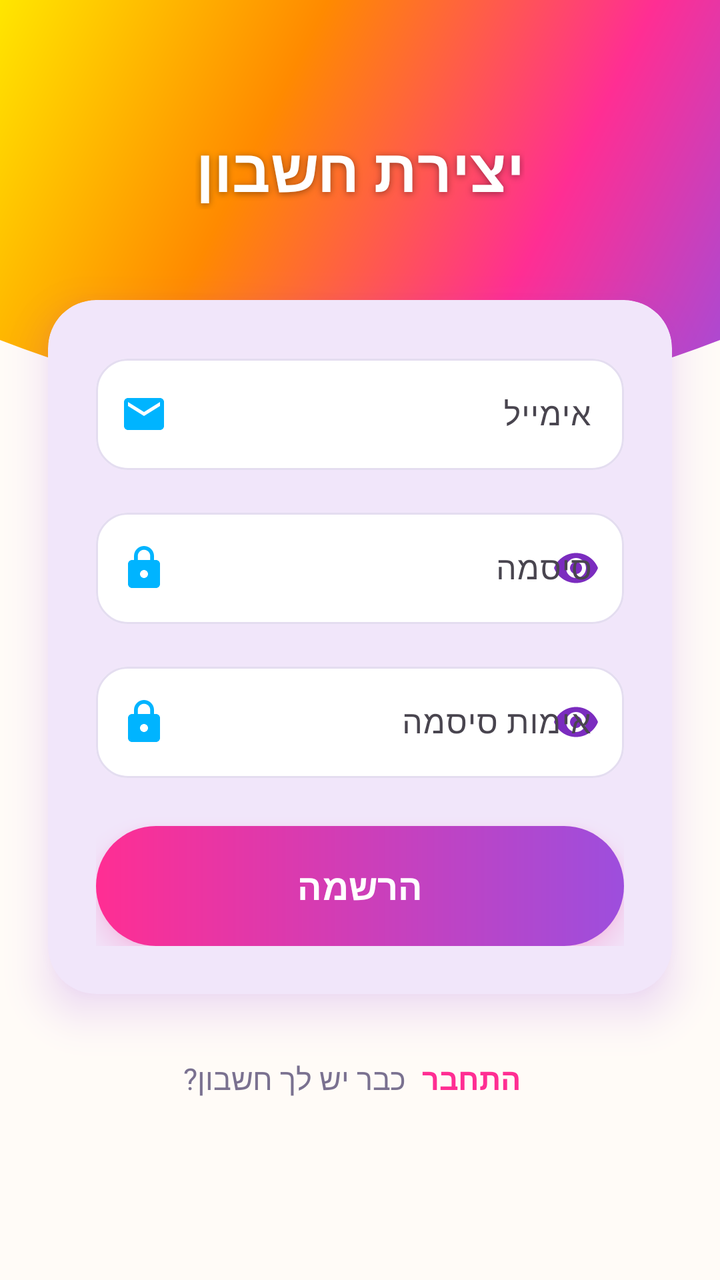
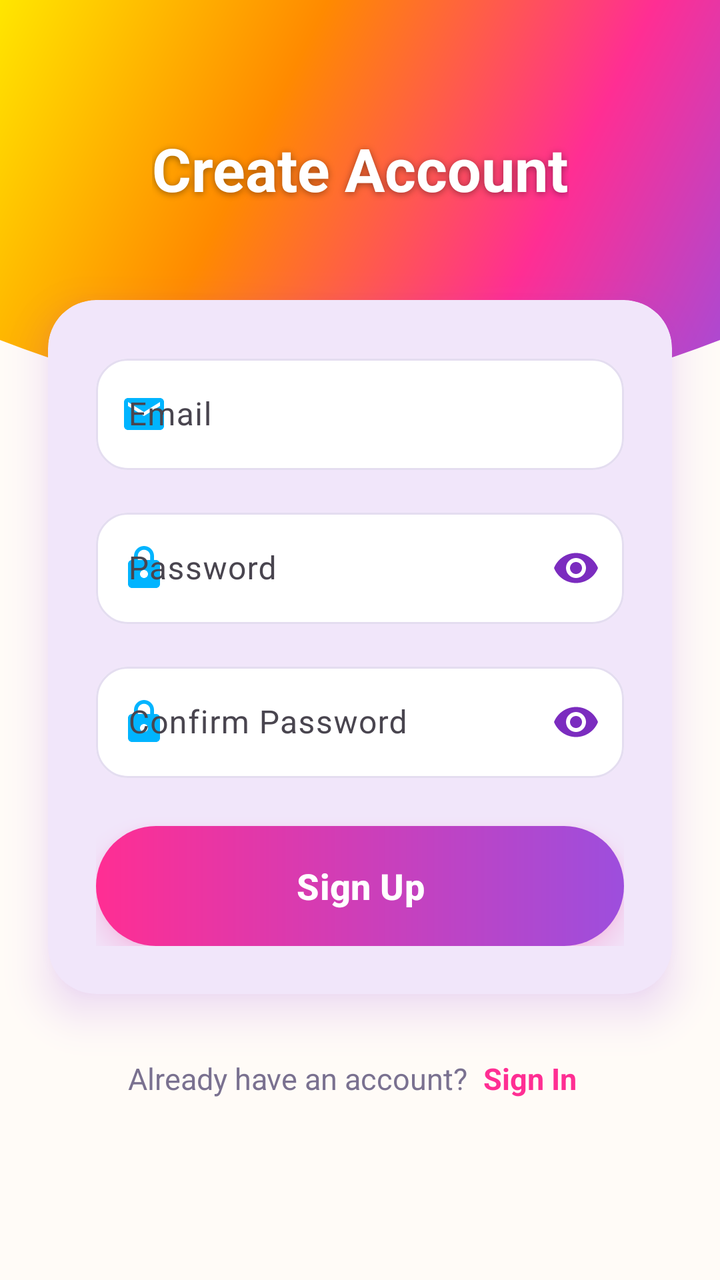

Compare the two renders of this Android layout. The source of the first and the diff that turns it into the second are given below.
<!-- AndroidManifest.xml: application theme Theme.RememberMe -->
<!-- res/layout/activity_register.xml -->
<?xml version="1.0" encoding="utf-8"?>
<ScrollView
    xmlns:android="http://schemas.android.com/apk/res/android"
    xmlns:app="http://schemas.android.com/apk/res-auto"
    android:layout_width="match_parent"
    android:layout_height="match_parent"
    android:background="@color/bg_warm"
    android:fillViewport="true"
    android:fitsSystemWindows="true">

    <androidx.constraintlayout.widget.ConstraintLayout
        android:layout_width="match_parent"
        android:layout_height="wrap_content"
        android:paddingBottom="24dp">

        <View
            android:id="@+id/header"
            android:layout_width="0dp"
            android:layout_height="220dp"
            android:background="@drawable/bg_header"
            app:layout_constraintTop_toTopOf="parent"
            app:layout_constraintStart_toStartOf="parent"
            app:layout_constraintEnd_toEndOf="parent" />

        <TextView
            android:id="@+id/tvTitle"
            style="@style/App.Text.HeaderTitle"
            android:layout_marginTop="64dp"
            android:text="@string/signup_title"
            app:layout_constraintTop_toTopOf="parent"
            app:layout_constraintStart_toStartOf="parent"
            app:layout_constraintEnd_toEndOf="parent" />

        <com.google.android.material.card.MaterialCardView
            android:id="@+id/cardForm"
            style="@style/Widget.App.Card"
            android:layout_width="0dp"
            android:layout_height="wrap_content"
            android:layout_marginStart="24dp"
            android:layout_marginTop="150dp"
            android:layout_marginEnd="24dp"
            app:layout_constraintTop_toTopOf="parent"
            app:layout_constraintStart_toStartOf="parent"
            app:layout_constraintEnd_toEndOf="parent">

            <LinearLayout
                android:layout_width="match_parent"
                android:layout_height="wrap_content"
                android:orientation="vertical">

                <com.google.android.material.textfield.TextInputLayout
                    android:id="@+id/tilEmail"
                    style="@style/Widget.App.TextInput"
                    android:layout_width="match_parent"
                    android:layout_height="wrap_content"
                    android:hint="@string/email_hint"
                    app:startIconDrawable="@drawable/ic_email">

                    <com.google.android.material.textfield.TextInputEditText
                        android:id="@+id/etEmail"
                        android:layout_width="match_parent"
                        android:layout_height="wrap_content"
                        android:inputType="textEmailAddress" />

                </com.google.android.material.textfield.TextInputLayout>

                <com.google.android.material.textfield.TextInputLayout
                    android:id="@+id/tilPassword"
                    style="@style/Widget.App.TextInput"
                    android:layout_width="match_parent"
                    android:layout_height="wrap_content"
                    android:hint="@string/password_hint"
                    app:startIconDrawable="@drawable/ic_lock"
                    app:endIconMode="password_toggle">

                    <com.google.android.material.textfield.TextInputEditText
                        android:id="@+id/etPassword"
                        android:layout_width="match_parent"
                        android:layout_height="wrap_content"
                        android:inputType="textPassword" />

                </com.google.android.material.textfield.TextInputLayout>

                <com.google.android.material.textfield.TextInputLayout
                    android:id="@+id/tilConfirmPassword"
                    style="@style/Widget.App.TextInput"
                    android:layout_width="match_parent"
                    android:layout_height="wrap_content"
                    android:hint="@string/confirm_password_hint"
                    app:startIconDrawable="@drawable/ic_lock"
                    app:endIconMode="password_toggle">

                    <com.google.android.material.textfield.TextInputEditText
                        android:id="@+id/etConfirmPassword"
                        android:layout_width="match_parent"
                        android:layout_height="wrap_content"
                        android:inputType="textPassword" />

                </com.google.android.material.textfield.TextInputLayout>

                <com.google.android.material.button.MaterialButton
                    android:id="@+id/btnRegister"
                    style="@style/Widget.App.GradientButton"
                    android:layout_width="match_parent"
                    android:layout_height="wrap_content"
                    android:text="@string/btn_signup" />

            </LinearLayout>

        </com.google.android.material.card.MaterialCardView>

        <LinearLayout
            android:id="@+id/llGoSignIn"
            android:layout_width="wrap_content"
            android:layout_height="wrap_content"
            android:layout_marginTop="24dp"
            android:gravity="center_vertical"
            android:orientation="horizontal"
            app:layout_constraintTop_toBottomOf="@id/cardForm"
            app:layout_constraintStart_toStartOf="parent"
            app:layout_constraintEnd_toEndOf="parent">

            <TextView
                style="@style/App.Text.Muted"
                android:text="@string/have_account" />

            <TextView
                android:id="@+id/tvGoLogin"
                style="@style/App.Text.Link"
                android:text="@string/go_signin" />

        </LinearLayout>

    </androidx.constraintlayout.widget.ConstraintLayout>

</ScrollView>
<!-- resources referenced by this layout -->
<resources>
  <color name="bg_warm">#FFFBF7</color>
  <!-- drawable bg_header (drawable) -->
  <?xml version="1.0" encoding="utf-8"?>
  <vector xmlns:android="http://schemas.android.com/apk/res/android"
      android:width="400dp"
      android:height="220dp"
      android:viewportWidth="400"
      android:viewportHeight="220">
      <path
          android:fillColor="@color/header_gradient"
          android:pathData="M0,0 H400 V170 Q200,240 0,170 Z" />
  </vector>
  <!-- drawable ic_email (drawable) -->
  <?xml version="1.0" encoding="utf-8"?>
  <vector xmlns:android="http://schemas.android.com/apk/res/android"
      android:width="24dp"
      android:height="24dp"
      android:viewportWidth="24"
      android:viewportHeight="24">
      <path
          android:fillColor="#FF000000"
          android:pathData="M20,4H4c-1.1,0 -1.99,0.9 -1.99,2L2,18c0,1.1 0.9,2 2,2h16c1.1,0 2,-0.9 2,-2V6c0,-1.1 -0.9,-2 -2,-2zM20,8l-8,5 -8,-5V6l8,5 8,-5v2z" />
  </vector>
  <string name="btn_signup">הרשמה</string>
  <string name="confirm_password_hint">אימות סיסמה</string>
  <string name="email_hint">אימייל</string>
  <string name="go_signin">התחבר</string>
  <string name="have_account">כבר יש לך חשבון?</string>
  <string name="password_hint">סיסמה</string>
  <string name="signup_title">יצירת חשבון</string>
  <style name="App.Text.HeaderTitle">
          <item name="android:layout_width">wrap_content</item>
          <item name="android:layout_height">wrap_content</item>
          <item name="android:textSize">30sp</item>
          <item name="android:textStyle">bold</item>
          <item name="android:textColor">@color/surface</item>
          <item name="android:shadowColor">#66000000</item>
          <item name="android:shadowDy">2</item>
          <item name="android:shadowRadius">8</item>
      </style>
  <style name="App.Text.Link">
          <item name="android:layout_width">wrap_content</item>
          <item name="android:layout_height">wrap_content</item>
          <item name="android:padding">8dp</item>
          <item name="android:textSize">15sp</item>
          <item name="android:textStyle">bold</item>
          <item name="android:textColor">@color/pink_neon</item>
      </style>
  <style name="App.Text.Muted">
          <item name="android:layout_width">wrap_content</item>
          <item name="android:layout_height">wrap_content</item>
          <item name="android:textSize">15sp</item>
          <item name="android:textColor">@color/text_secondary</item>
      </style>
  <style name="Widget.App.Card" parent="Widget.Material3.CardView.Elevated">
          <item name="cardCornerRadius">24dp</item>
          <item name="cardElevation">12dp</item>
          <item name="cardBackgroundColor">@color/surface</item>
          <item name="contentPadding">24dp</item>
          <item name="android:outlineSpotShadowColor">@color/purple_neon</item>
          <item name="android:outlineAmbientShadowColor">@color/purple_neon</item>
      </style>
  <color name="surface">#FFFFFF</color>
  <color name="pink_neon">#FF2E93</color>
  <color name="text_secondary">#7A7190</color>
  <color name="purple_neon">#9D4EDD</color>
  <!-- drawable btn_gradient (drawable) -->
  <?xml version="1.0" encoding="utf-8"?>
  <ripple xmlns:android="http://schemas.android.com/apk/res/android"
      android:color="#55FFFFFF">
      <item>
          <shape android:shape="rectangle">
              <corners android:radius="30dp" />
              <gradient
                  android:angle="0"
                  android:startColor="@color/pink_neon"
                  android:endColor="@color/purple_neon" />
          </shape>
      </item>
  </ripple>
  <color name="blue_neon">#00B4FF</color>
  <color name="purple">#7B2CBF</color>
  <color name="text_primary">#2B2140</color>
  <!-- unchanged entries left out for length: 4 -->
</resources>

<!-- the commit's change to res/layout/activity_register.xml (unified diff, before → after) -->
@@ -6,7 +6,8 @@
     android:layout_height="match_parent"
     android:background="@color/bg_warm"
     android:fillViewport="true"
-    android:fitsSystemWindows="true">
+    android:fitsSystemWindows="true"
+    android:layoutDirection="ltr">
 
     <androidx.constraintlayout.widget.ConstraintLayout
         android:layout_width="match_parent"
<!-- resource entries referenced after the edit -->
@@ -23,13 +23,13 @@
           android:fillColor="#FF000000"
           android:pathData="M20,4H4c-1.1,0 -1.99,0.9 -1.99,2L2,18c0,1.1 0.9,2 2,2h16c1.1,0 2,-0.9 2,-2V6c0,-1.1 -0.9,-2 -2,-2zM20,8l-8,5 -8,-5V6l8,5 8,-5v2z" />
   </vector>
-  <string name="btn_signup">הרשמה</string>
-  <string name="confirm_password_hint">אימות סיסמה</string>
-  <string name="email_hint">אימייל</string>
-  <string name="go_signin">התחבר</string>
-  <string name="have_account">כבר יש לך חשבון?</string>
-  <string name="password_hint">סיסמה</string>
-  <string name="signup_title">יצירת חשבון</string>
+  <string name="btn_signup">Sign Up</string>
+  <string name="confirm_password_hint">Confirm Password</string>
+  <string name="email_hint">Email</string>
+  <string name="go_signin">Sign In</string>
+  <string name="have_account">Already have an account?</string>
+  <string name="password_hint">Password</string>
+  <string name="signup_title">Create Account</string>
   <style name="App.Text.HeaderTitle">
           <item name="android:layout_width">wrap_content</item>
           <item name="android:layout_height">wrap_content</item>
